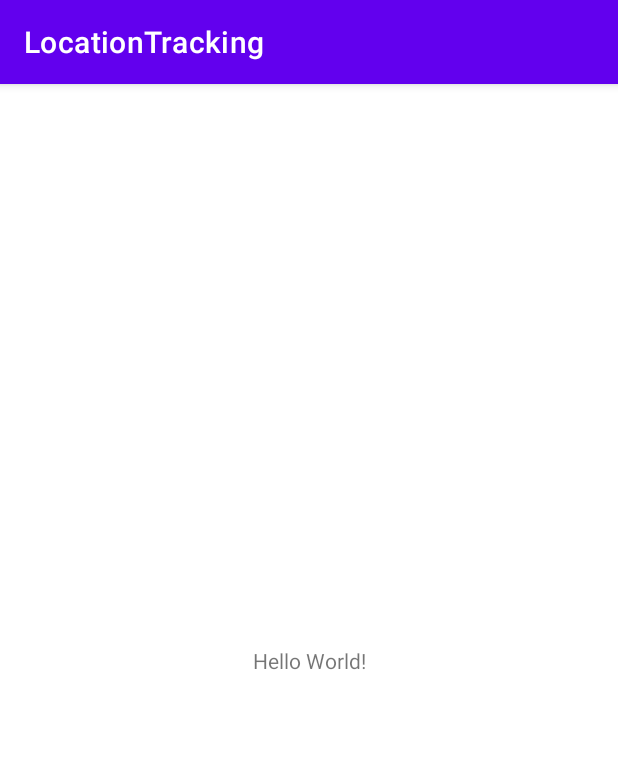
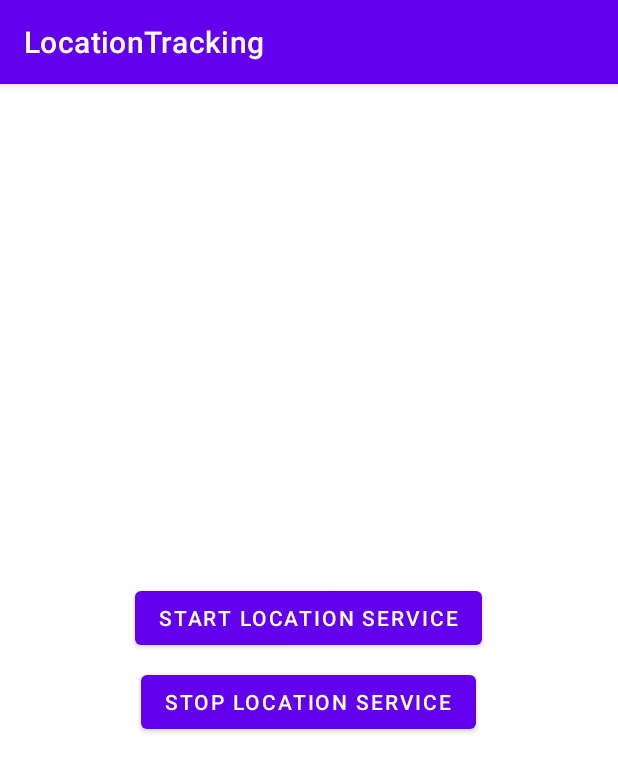
Before and after one commit to shabeen07/LocationTracking, an Android app: the screen it shows after launch (MainActivity), on a phone screen of 412 x 824 dp. Shown: the top 772 px of the screen. Run offline under Robolectric (Android 15) with nearby library versions, the phone set to English and light mode, and no system bars.

Commit message:
- Location Tracking using foreground service.

```diff
--- a/app/build.gradle
+++ b/app/build.gradle
@@ -38,6 +38,7 @@ dependencies {
     implementation 'androidx.appcompat:appcompat:1.5.1'
     implementation 'com.google.android.material:material:1.6.1'
     implementation 'androidx.constraintlayout:constraintlayout:2.1.4'
+    implementation 'com.google.android.gms:play-services-location:21.0.0'
     testImplementation 'junit:junit:4.13.2'
     androidTestImplementation 'androidx.test.ext:junit:1.1.3'
     androidTestImplementation 'androidx.test.espresso:espresso-core:3.4.0'
--- a/app/src/main/res/layout/activity_main.xml
+++ b/app/src/main/res/layout/activity_main.xml
@@ -1,18 +1,38 @@
 <?xml version="1.0" encoding="utf-8"?>
-<androidx.constraintlayout.widget.ConstraintLayout xmlns:android="http://schemas.android.com/apk/res/android"
-    xmlns:app="http://schemas.android.com/apk/res-auto"
+<androidx.coordinatorlayout.widget.CoordinatorLayout xmlns:android="http://schemas.android.com/apk/res/android"
     xmlns:tools="http://schemas.android.com/tools"
     android:layout_width="match_parent"
     android:layout_height="match_parent"
     tools:context=".MainActivity">
 
     <TextView
+        android:id="@+id/tv_serviceStatus"
         android:layout_width="wrap_content"
         android:layout_height="wrap_content"
-        android:text="Hello World!"
-        app:layout_constraintBottom_toBottomOf="parent"
-        app:layout_constraintEnd_toEndOf="parent"
-        app:layout_constraintStart_toStartOf="parent"
-        app:layout_constraintTop_toTopOf="parent" />
+        android:layout_gravity="center|bottom"
+        android:layout_marginBottom="64dp"/>
 
-</androidx.constraintlayout.widget.ConstraintLayout>
+    <LinearLayout
+        android:layout_width="match_parent"
+        android:layout_height="wrap_content"
+        android:orientation="vertical"
+        android:layout_gravity="center"
+        android:gravity="center">
+        <Button
+            android:id="@+id/btn_startLocationService"
+            android:layout_width="wrap_content"
+            android:layout_height="wrap_content"
+            android:text="@string/start_location_service"/>
+
+        <Space
+            android:layout_width="wrap_content"
+            android:layout_height="8dp"/>
+
+        <Button
+            android:id="@+id/btn_stopLocationService"
+            android:layout_width="wrap_content"
+            android:layout_height="wrap_content"
+            android:text="@string/stop_location_service"/>
+
+    </LinearLayout>
+</androidx.coordinatorlayout.widget.CoordinatorLayout>
--- a/app/src/main/res/values/strings.xml
+++ b/app/src/main/res/values/strings.xml
@@ -1,3 +1,5 @@
 <resources>
     <string name="app_name">LocationTracking</string>
+    <string name="start_location_service">Start Location Service</string>
+    <string name="stop_location_service">Stop Location Service</string>
 </resources>
```
Also changed, not shown: app/src/main/AndroidManifest.xml (+11 -0 lines), app/src/main/java/com/devcods/locationtracking/Constants.kt (added, +8 -0 lines), app/src/main/java/com/devcods/locationtracking/LocationTrackingService.kt (added, +123 -0 lines), app/src/main/java/com/devcods/locationtracking/MainActivity.kt (+103 -1 lines).
